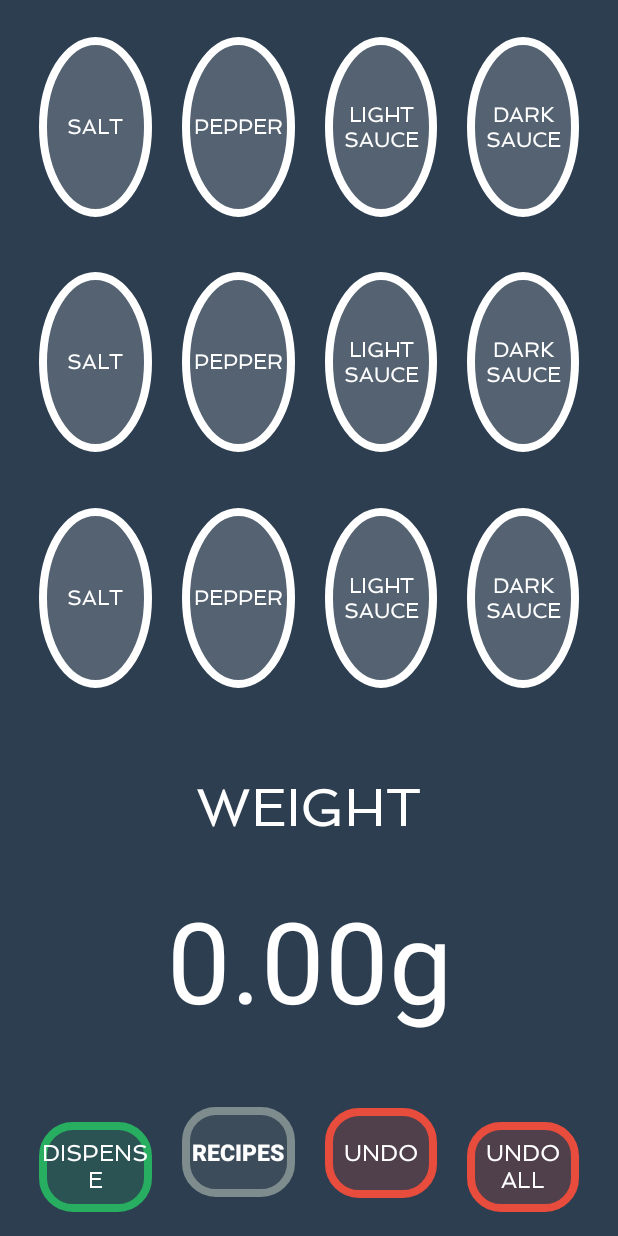
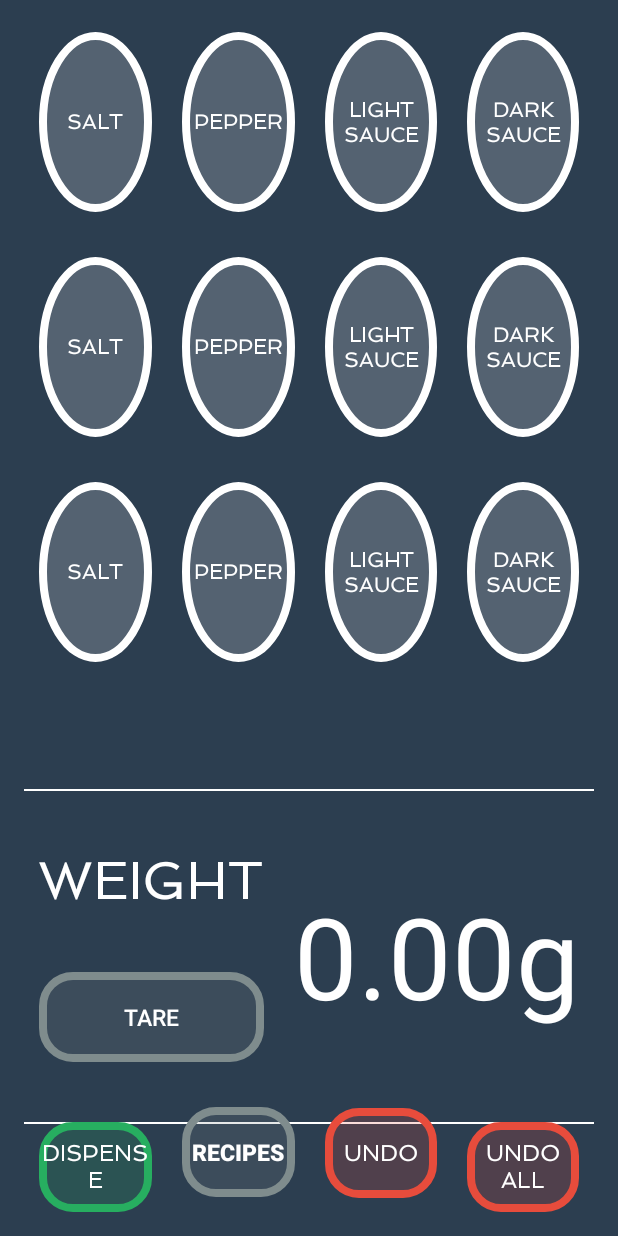
Before and after one commit to zhexxian/Souschef1.0, an Android app: the screen it shows after launch (MainActivity), on a phone screen of 412 x 824 dp. Run offline under Robolectric (Android 15) with nearby library versions, the phone set to English and light mode, and no system bars.

Commit message:
weight and tare UI

```diff
--- a/app/src/main/java/com/example/zhexian/souschef10/IngredientAmountActivity.java
+++ b/app/src/main/java/com/example/zhexian/souschef10/IngredientAmountActivity.java
@@ -137,8 +137,6 @@ public class IngredientAmountActivity extends AppCompatActivity implements View.
         });
 
         alert.show();
-        //TODO: Create link back to MainActivity
-        //TODO: Send data back as an intent to MainActivity, including any changes to name of ingredient, and quantity
     }
 
     @Override
@@ -169,8 +167,6 @@ public class IngredientAmountActivity extends AppCompatActivity implements View.
         title = ingName.getText().toString();
         System.out.println(title);
 
-        final AlertDialog.Builder alert = new AlertDialog.Builder(this);
-        alert.setTitle("Quantity Selection");
         // Set an EditText view to get user input
         final EditText input = new EditText(this);
         input.setKeyListener(DigitsKeyListener.getInstance());
--- a/app/src/main/res/layout/content_main.xml
+++ b/app/src/main/res/layout/content_main.xml
@@ -17,10 +17,10 @@
         android:orientation="vertical"
         android:layout_width="match_parent"
         android:layout_height="wrap_content"
-        android:layout_above="@+id/textView2"
         android:layout_alignParentLeft="true"
         android:layout_alignParentTop="true"
-        android:layout_marginBottom="30dp">
+        android:layout_marginBottom="30dp"
+        android:id="@+id/linearLayout5">
 
         <LinearLayout
             android:orientation="horizontal"
@@ -29,7 +29,9 @@
             android:layout_below="@+id/button19"
             android:layout_weight="1"
             android:layout_gravity="center"
-            android:gravity="center_vertical|center_horizontal">
+            android:gravity="center_vertical|center_horizontal"
+            android:layout_marginTop="5dp"
+            android:layout_marginBottom="5dp">
 
             <Button
                 android:layout_width="120dp"
@@ -147,7 +149,9 @@
             android:layout_height="wrap_content"
             android:layout_weight="1"
             android:layout_gravity="center"
-            android:gravity="center_vertical|center_horizontal">
+            android:gravity="center_vertical|center_horizontal"
+            android:layout_marginTop="5dp"
+            android:layout_marginBottom="5dp">
 
             <Button
                 android:layout_width="120dp"
@@ -264,7 +268,9 @@
             android:layout_height="wrap_content"
             android:layout_weight="1"
             android:layout_gravity="center"
-            android:gravity="center_vertical|center_horizontal">
+            android:gravity="center_vertical|center_horizontal"
+            android:layout_marginTop="5dp"
+            android:layout_marginBottom="5dp">
 
             <Button
                 android:layout_width="120dp"
@@ -327,6 +333,7 @@
                 android:textStyle="bold" />
         </LinearLayout>
 
+
         <LinearLayout
             android:orientation="horizontal"
             android:layout_width="match_parent"
@@ -374,7 +381,25 @@
                 android:layout_column="0"
                 android:layout_weight="1" />
         </LinearLayout>
+
     </LinearLayout>
+
+    <LinearLayout
+        android:orientation="horizontal"
+        android:layout_width="match_parent"
+        android:layout_height="wrap_content"
+        android:layout_below="@+id/linearLayout5"
+        android:layout_alignParentLeft="true"
+        android:layout_alignParentStart="true"
+        android:layout_marginTop="50dp"
+        android:id="@+id/linearLayout6">
+
+        <LinearLayout
+            android:orientation="vertical"
+            android:layout_width="wrap_content"
+            android:layout_height="match_parent"
+            android:layout_weight="1"
+            android:gravity="center_vertical|center_horizontal">
 
             <TextView
                 android:layout_width="wrap_content"
@@ -385,15 +410,31 @@
                 android:id="@+id/textView2"
                 android:textColor="#ffffff"
 
-        android:layout_alignParentStart="true"
-        android:layout_alignParentEnd="true"
+                android:layout_alignParentStart="false"
+                android:layout_alignParentEnd="false"
                 android:layout_alignWithParentIfMissing="false"
-        android:layout_above="@+id/textView3"
-        android:layout_alignParentLeft="true" />
+                android:layout_alignParentLeft="true"
+                android:layout_above="@+id/linearLayout"
+                android:gravity="center_vertical|center_horizontal"
+                android:layout_marginTop="20dp"
+                android:layout_marginBottom="20dp" />
+
+            <Button
+                android:layout_width="150dp"
+                android:layout_height="60dp"
+                android:text="Tare"
+                android:id="@+id/button16"
+                android:background="@drawable/rectangle_grey"
+                android:textColor="#ffffff"
+                android:textSize="15dp"
+                android:gravity="center_vertical|center_horizontal"
+                android:layout_marginTop="20dp"
+                android:layout_marginBottom="20dp" />
+        </LinearLayout>
 
         <TextView
-        android:layout_width="match_parent"
-        android:layout_height="wrap_content"
+            android:layout_width="wrap_content"
+            android:layout_height="match_parent"
             android:text="0.00g"
             android:textSize="75dp"
             android:textAlignment="center"
@@ -401,11 +442,30 @@
             android:textColor="#ffffff"
             android:layout_alignWithParentIfMissing="false"
             android:gravity="center_vertical"
-        android:layout_marginBottom="38dp"
             android:layout_above="@+id/linearLayout"
+            android:layout_alignParentRight="true"
+            android:layout_alignParentEnd="true"
+            android:layout_weight="1" />
+    </LinearLayout>
+
+    <View
+        android:background="#ffffff"
+        android:layout_height="1dp"
+        android:layout_width="match_parent"
+        android:layout_below="@+id/linearLayout5"
         android:layout_alignParentLeft="true"
         android:layout_alignParentStart="true"
+        android:layout_alignParentEnd="true"
         android:layout_marginTop="30dp" />
+
+    <View
+        android:background="#ffffff"
+        android:layout_height="1dp"
+        android:layout_width="match_parent"
+        android:layout_below="@+id/linearLayout6"
+        android:layout_alignParentLeft="true"
+        android:layout_alignParentStart="true"
+        android:layout_marginTop="20dp" />
 
     <LinearLayout
         android:orientation="horizontal"
```
Lines whose indentation alone changed are shown as unchanged.
